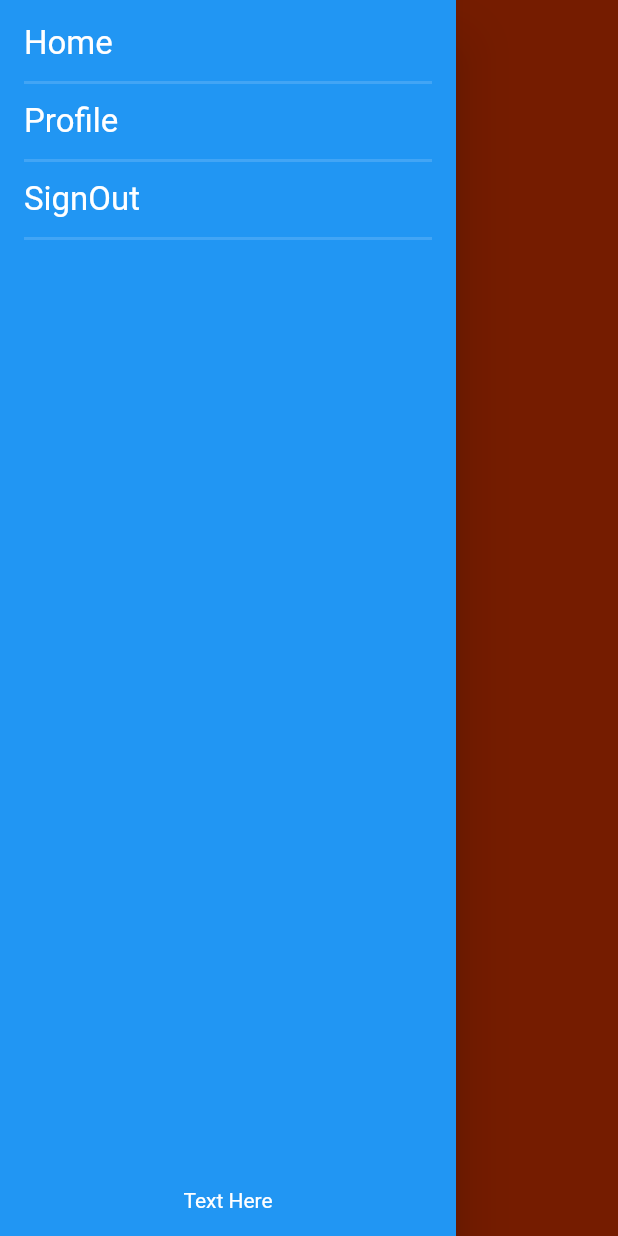
After one commit to angelamoreno27/ITSchedule, a Flutter app: the splashScreen screen opened directly, with the side drawer open, on a phone screen of 412 x 824 dp. The commit adds this screen. Run offline on Flutter 3.47's test engine with Material 2 defaults, Android fonts, the phone set to English and light mode, and no system bars; our stand-ins replace cloud_firestore, email_validator, firebase_auth, firebase_core, fluttertoast, syncfusion_flutter_calendar and 1 more; missing offline and left inert: dart:html, dart:js, syncfusion_flutter_core; accounts and stored records are empty.

Commit message:
Created The Splash Page for the website
Created the splash page, working on fixing the routing of the pages

```diff
--- /dev/null
+++ b/lib/Splash_screen/menuDrawer.dart
@@ -0,0 +1,76 @@
+import 'dart:html';
+
+import 'package:flutter/material.dart';
+
+class MenuDrawer extends StatelessWidget {
+  const MenuDrawer({super.key});
+
+  @override
+  Widget build(BuildContext context) {
+    return Drawer(
+      child: Container(
+        color: Colors.blue,
+        child: Padding(
+          padding: const EdgeInsets.all(16),
+          child: Column(
+            crossAxisAlignment: CrossAxisAlignment.start,
+            mainAxisAlignment: MainAxisAlignment.start,
+            children: [
+              const _DrawerItem('Home'),
+              Padding(
+                padding: const EdgeInsets.only(top: 5, bottom: 5),
+                child: Divider(
+                  color: Colors.blue[400],
+                  thickness: 2,
+                ),
+              ),
+              const _DrawerItem('Profile'),
+              Padding(
+                padding: const EdgeInsets.only(top: 5, bottom: 5),
+                child: Divider(
+                  color: Colors.blue[400],
+                  thickness: 2,
+                ),
+              ),
+              const _DrawerItem('SignOut'),
+              Padding(
+                padding: const EdgeInsets.only(top: 5, bottom: 5),
+                child: Divider(
+                  color: Colors.blue[400],
+                  thickness: 2,
+                ),
+              ),
+              const Expanded(
+                child: Align(
+                    alignment: Alignment.bottomCenter,
+                    child: Text(
+                      'Text Here',
+                      style: TextStyle(
+                        color: Colors.white,
+                        fontSize: 14,
+                      ),
+                    )),
+              )
+            ],
+          ),
+        ),
+      ),
+    );
+  }
+}
+
+class _DrawerItem extends StatelessWidget {
+  final String title;
+  const _DrawerItem(this.title);
+
+  @override
+  Widget build(BuildContext context) {
+    return InkWell(
+      onTap: () {},
+      child: Text(
+        title,
+        style: TextStyle(color: Colors.white, fontSize: 22),
+      ),
+    );
+  }
+}
--- /dev/null
+++ b/lib/Splash_screen/splashScreen.dart
@@ -0,0 +1,109 @@
+// ignore_for_file: prefer_const_literals_to_create_immutables, prefer_const_constructors
+
+import 'dart:html';
+
+import 'package:flutter/material.dart';
+import 'package:it_schedule/Screens/home_screen.dart';
+import 'package:it_schedule/Splash_screen/centeredView.dart';
+import 'package:it_schedule/page/auth_page.dart';
+import 'package:it_schedule/widget/responsive.dart';
+import 'package:it_schedule/widget/signup_widget.dart';
+import '../widget/login_widget.dart';
+import 'navigationBar.dart';
+import 'menuDrawer.dart';
+import 'splashScreen_details.dart';
+import 'package:it_schedule/model/constants.dart';
+
+class splashScreen extends StatefulWidget {
+  @override
+  State<splashScreen> createState() => _splashScreenState();
+}
+
+class _splashScreenState extends State<splashScreen> {
+  @override
+  Widget build(BuildContext context) {
+    var screenSize = MediaQuery.of(context).size;
+    final screenSizeWidth = MediaQuery.of(context).size.width;
+
+    return Scaffold(
+        appBar: ResponsiveWidget.isMoblie(context)
+            ? AppBar(
+                iconTheme: IconThemeData(color: Colors.black),
+                backgroundColor: backgroundColor,
+                elevation: 0,
+                centerTitle: true,
+                title: const Text(
+                  'IT_Schedule',
+                  style: TextStyle(
+                    color: navBar_largeText,
+                    fontWeight: FontWeight.w900,
+                    fontSize: 26,
+                  ),
+                ),
+              )
+            : PreferredSize(
+                preferredSize: Size(screenSize.width, 70),
+                child: TopBarContents(),
+              ),
+        drawer: const MenuDrawer(),
+        backgroundColor: backgroundColor,
+        body: splashScreenBody());
+  }
+}
+
+class splashScreenBody extends StatelessWidget {
+  const splashScreenBody({super.key});
+
+  @override
+  Widget build(BuildContext context) {
+    return Container(
+      child: SingleChildScrollView(
+        child: SafeArea(
+          child: ResponsiveWidget(
+              desktop: Row(
+            mainAxisAlignment: MainAxisAlignment.end,
+            children: [const Expanded(child: LoginAndSignUpButton())],
+          )),
+        ),
+      ),
+    );
+  }
+}
+
+class LoginAndSignUpButton extends StatelessWidget {
+  const LoginAndSignUpButton({super.key});
+
+  @override
+  Widget build(BuildContext context) {
+    return Column(
+      children: [
+        Hero(
+            tag: 'login-btn',
+            child: ElevatedButton(
+              // working on routing
+              onPressed: () {
+                Navigator.push(context, MaterialPageRoute(builder: ((context) {
+                  return AuthPage();
+                })));
+              },
+              style: ElevatedButton.styleFrom(
+                  primary: backgroundColor, elevation: 0),
+              child: Text('Login'.toUpperCase(),
+                  style: TextStyle(color: Colors.black)),
+            )),
+        const SizedBox(
+          width: 20,
+          height: 16,
+        ),
+        ElevatedButton(
+            onPressed: (() {}),
+            style: ElevatedButton.styleFrom(
+                primary: backgroundColor, elevation: 0),
+            child: Text(
+              "Sign Up".toUpperCase(),
+              style: TextStyle(color: Colors.black),
+            ))
+      ],
+    );
+  }
+}
--- a/lib/main.dart
+++ b/lib/main.dart
@@ -1,16 +1,13 @@
-import 'package:cloud_firestore/cloud_firestore.dart';
 import 'package:flutter/material.dart';
-import 'package:it_schedule/Screens/class_hours_screen.dart';
 import 'package:it_schedule/Screens/home_screen.dart';
 import 'package:it_schedule/admin/admin_panel.dart';
 import 'package:it_schedule/page/auth_page.dart';
 import 'package:it_schedule/provider/event_provider.dart';
 import 'package:provider/provider.dart';
-import 'package:it_schedule/widget/login_widget.dart';
 import 'package:firebase_auth/firebase_auth.dart';
 import 'package:firebase_core/firebase_core.dart';
 import 'package:it_schedule/utils.dart';
-import 'package:intl/intl.dart';
+import 'Splash_screen/splashScreen.dart';
 import "model/database.dart";
 
 Future main() async {
@@ -65,6 +62,7 @@ class MainPage extends StatelessWidget {
               return HomePage();
             } else {
               return AuthPage();
+              //splashScreen();
             }
           },
         ),
--- /dev/null
+++ b/lib/model/constants.dart
@@ -0,0 +1,19 @@
+// ignore_for_file: constant_identifier_names, unused_element
+
+import 'package:flutter/material.dart';
+
+//Nav Bar Colors
+const _isHoveringColor = Colors.black;
+const navBar_largeText = Color(0xFFFFFFFF);
+const navBar_smallText = Color(0xFFFFFFFF);
+
+//BackGround Colors
+const largeText = Color(0xFFFFFFFF);
+const smallText = Color(0xFFFFFFFF);
+const backgroundColor = Color.fromRGBO(255, 62, 0, 100);
+
+
+//Button Colors
+const buttonColor = Color(0xFF3E00);
+
+//
--- a/lib/widget/login_widget.dart
+++ b/lib/widget/login_widget.dart
@@ -11,7 +11,7 @@ class LoginWidget extends StatefulWidget {
 
   const LoginWidget({
     Key? key,
-    required this.onClickedSignUp,
+   required this.onClickedSignUp,
   }) : super(key: key);
   @override
   _LoginWidgetState createState() => _LoginWidgetState();
--- /dev/null
+++ b/lib/widget/responsive.dart
@@ -0,0 +1,42 @@
+import 'dart:html';
+
+import 'package:flutter/material.dart';
+
+class ResponsiveWidget extends StatelessWidget {
+  final Widget desktop;
+  final Widget? tablet;
+  final Widget? moblie;
+
+  const ResponsiveWidget(
+      {Key? key, required this.desktop, this.tablet, this.moblie})
+      : super(key: key);
+
+  static bool isMoblie(BuildContext context) {
+    return MediaQuery.of(context).size.width < 600;
+  }
+
+  static bool isDesktop(BuildContext context) {
+    return MediaQuery.of(context).size.width > 1200;
+  }
+
+  static bool isTablet(BuildContext context) {
+    return MediaQuery.of(context).size.width < 600 &&
+        MediaQuery.of(context).size.width > 1200;
+  }
+
+  @override
+  Widget build(BuildContext context) {
+    return LayoutBuilder(
+      builder: (context, constraints) {
+        if (constraints.maxWidth > 1200) {
+          return desktop;
+        } else if (constraints.maxWidth <= 1200 &&
+            constraints.maxWidth >= 600) {
+          return tablet ?? desktop;
+        } else {
+          return moblie ?? desktop;
+        }
+      },
+    );
+  }
+}
```
Also changed, not shown: lib/Splash_screen/centeredView.dart (added, +19 -0 lines), lib/Splash_screen/navigationBar.dart (added, +161 -0 lines), lib/Splash_screen/splashScreen_details.dart (added, +54 -0 lines), lib/model/authenticate.dart (deleted, +0 -24 lines).
